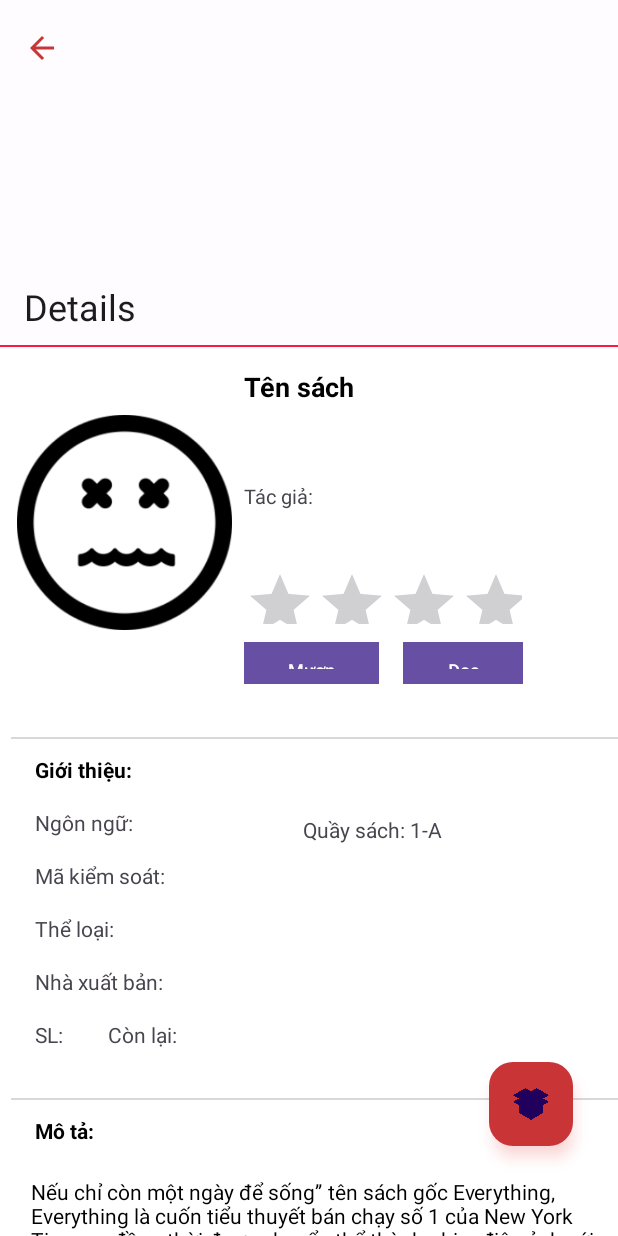
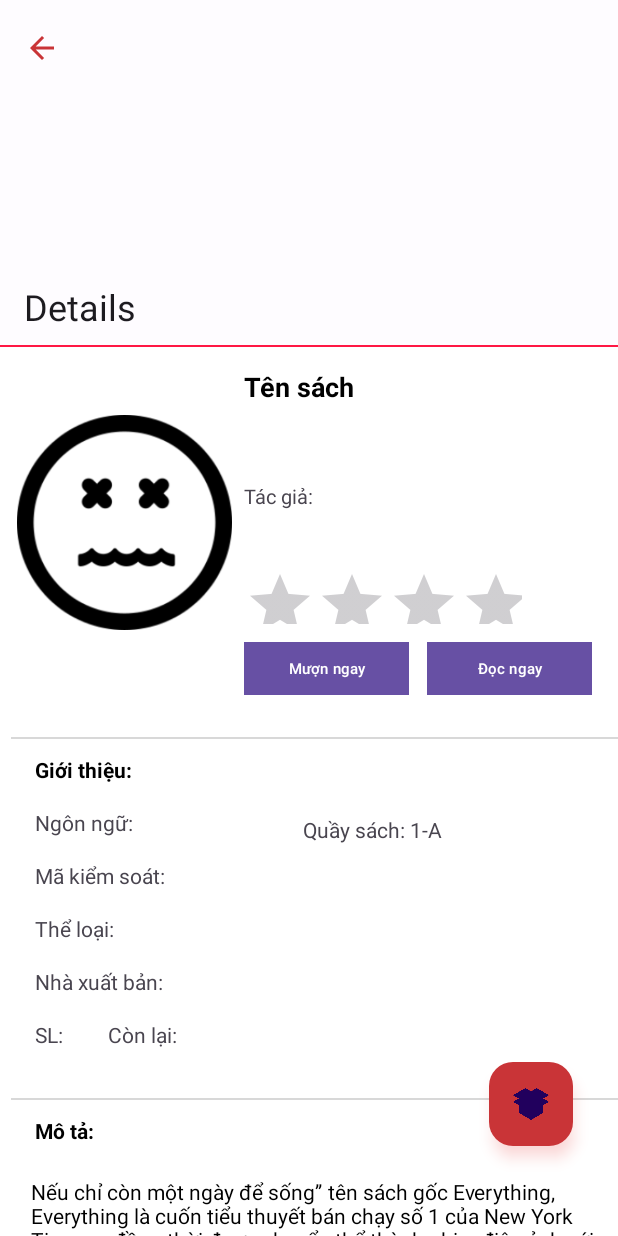
Before and after one commit to Mike20403/SmartLib2.0, an Android app: the BookDetailsActivity screen opened directly, with no data from a screen before it, on a phone screen of 412 x 824 dp. Run offline under Robolectric (Android 15) with nearby library versions, the phone set to English and light mode, and no system bars; our stand-ins replace Firebase (no records; nobody signed in at launch, a user with empty details on screens opened directly), Picasso; libraries missing offline, so code that uses them is left out: com.andremion.counterfab, com.folioreader, com.github.chrisbanes.photoview, com.taufiqrahman.reviewratings, com.willy.ratingbar and 1 more; plain views replace CounterFab, RatingReviews, RotationRatingBar; pictures from the network do not load; 21 statements that could not run were skipped.

Commit message:
fix read now btn

```diff
--- a/apphost/src/main/res/layout/activity_book_details_.xml
+++ b/apphost/src/main/res/layout/activity_book_details_.xml
@@ -347,8 +347,8 @@ Cô có thể bị nhiễm bệnh bởi bất cứ nguyên tố nào ngoài tr
 
             <Button
                 android:id="@+id/borrownow"
-                android:layout_width="90dp"
-                android:layout_height="28dp"
+                android:layout_width="110dp"
+                android:layout_height="35dp"
                 android:layout_marginStart="8dp"
                 android:layout_marginTop="12dp"
                 android:background="@drawable/mauapp"
@@ -356,22 +356,26 @@ Cô có thể bị nhiễm bệnh bởi bất cứ nguyên tố nào ngoài tr
                 android:text="Mượn ngay"
 
                 android:textColor="#FFFFFF"
-                android:textSize="12dp"
+                android:textSize="10sp"
+                app:layout_constraintBottom_toTopOf="@+id/guideline4"
                 app:layout_constraintStart_toEndOf="@+id/image_sach"
-                app:layout_constraintTop_toBottomOf="@+id/rotationratingbar" />
+                app:layout_constraintTop_toBottomOf="@+id/rotationratingbar"
+                app:layout_constraintVertical_bias="0.0" />
 
             <Button
                 android:id="@+id/readnow"
-                android:layout_width="80dp"
-                android:layout_height="28dp"
-                android:layout_marginStart="16dp"
+                android:layout_width="110dp"
+                android:layout_height="35dp"
+                android:layout_marginStart="12dp"
                 android:layout_marginTop="12dp"
                 android:background="@drawable/mauapp"
                 android:gravity="center"
                 android:text="Đọc ngay"
 
                 android:textColor="#FFFFFF"
-                android:textSize="12dp"
+                android:textSize="10sp"
+                app:layout_constraintEnd_toEndOf="parent"
+                app:layout_constraintHorizontal_bias="0.0"
                 app:layout_constraintStart_toEndOf="@+id/borrownow"
                 app:layout_constraintTop_toBottomOf="@+id/rotationratingbar" />
 
```
